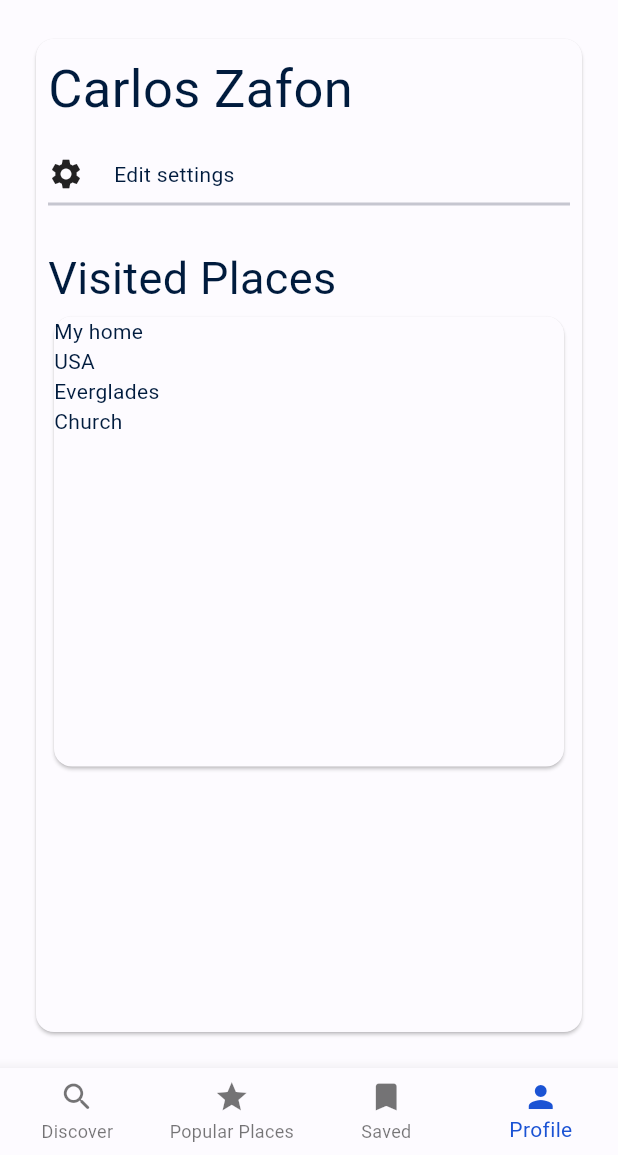
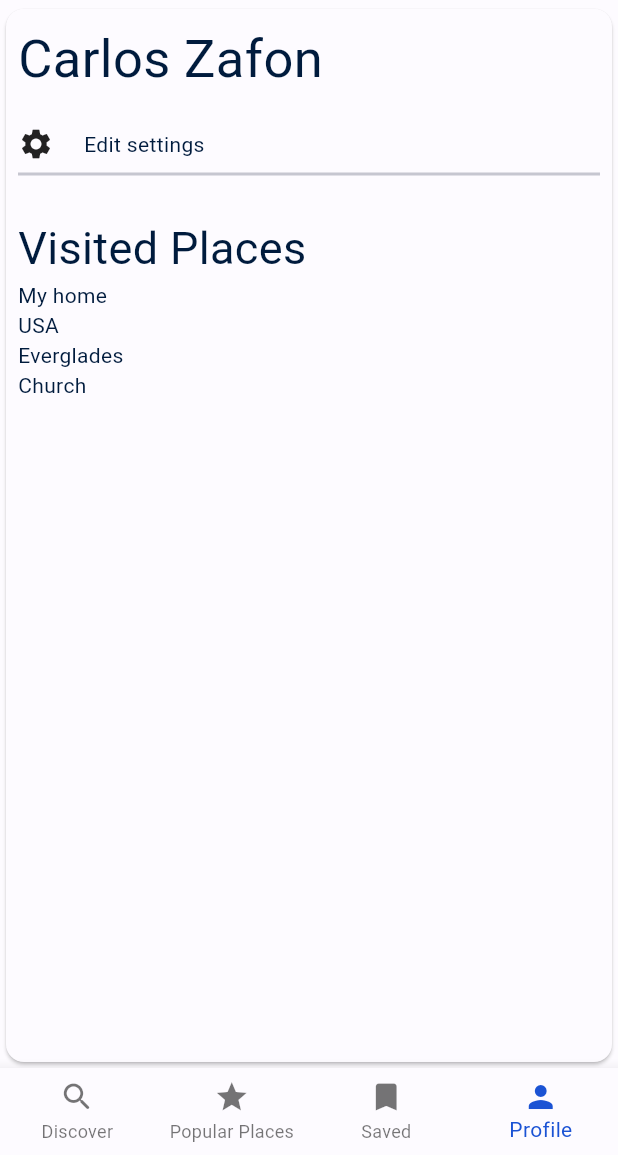
Before and after one commit to Stella-Polaris/stella-polaris-web-app, a Flutter app: the MainPage screen opened by its route, item 4 of the bottom bar chosen, after a tap on "Edit settings", on a phone screen of 412 x 824 dp, the part 81-1236 px from its top. Run offline on Flutter 3.47's test engine with Material 2 defaults, Android fonts, the phone set to English and light mode, and no system bars; our stand-ins replace form_validator.

Commit message:
fix user profile overflow and saved list works

```diff
--- a/lib/custom widgets/models/users/user.dart
+++ b/lib/custom widgets/models/users/user.dart
@@ -1,80 +1,15 @@
 import 'package:flutter/material.dart';
 
-class AppUser {
+class UserModel {
   String firstName;
   String lastName;
+  List<Widget>? visited; //TODO CHANGE WIDGET TO SPECIFIC PLACE OBJECT TYPE
   List<Widget>? saved;
-  List<Widget>? visited; //TODO CHANGE WIDGET TO SPECIFIC PLACE OBJECT TYPE
-  AppUser({required this.firstName, required this.lastName, this.visited});
+  UserModel(
+      {required this.firstName,
+      required this.lastName,
+      this.visited,
+      this.saved});
 
   String get fullName => "$firstName $lastName";
 }
-
-class UserItem extends StatefulWidget {
-  const UserItem({super.key, required this.userData});
-  final AppUser userData;
-
-  @override
-  State<UserItem> createState() => _UserItemState();
-}
-
-class _UserItemState extends State<UserItem> {
-
-  bool listStatus(){
-    bool status = false;
-    if(widget.userData.visited == null){
-      status = false;
-    }else{
-      status = widget.userData.visited!.isEmpty?false:true;
-    }
-    return status;
-
-  }
-
-  @override
-  Widget build(BuildContext context) {
-    return Card(
-      child: Padding(
-        padding: const EdgeInsets.all(8.0),
-        child: Column(
-          crossAxisAlignment: CrossAxisAlignment.start,
-          children: [
-            Padding(
-              padding: const EdgeInsets.fromLTRB(0, 0, 0, 20),
-              child: Text(
-                widget.userData.fullName,
-                style: TextStyle(fontSize: 35),
-              ),
-            ),
-
-            InkWell(
-              child: const Row(
-                children: [
-                  Icon(Icons.settings),
-                  SizedBox(
-                    width: 20,
-                  ),
-                  Text("Edit settings")
-                ],
-              ),
-              onTap: () {
-                print("click");
-              },
-            ),
-            Divider(thickness: 2,),
-            SizedBox(height: 20,),
-            Text("Visited Places", style: TextStyle(fontSize: 30),),
-            Card(
-              child: SizedBox(
-                  height: 300,
-                  child: ListView(
-                    children:  listStatus() ? widget.userData.visited!:
-                        [Text("No places visited yet")],
-                  )),
-            )
-          ],
-        ),
-      ),
-    );
-  }
-}
--- a/lib/pages/main_page.dart
+++ b/lib/pages/main_page.dart
@@ -15,7 +15,13 @@ class MainPage extends StatefulWidget {
 }
 
 class _MainPageState extends State<MainPage> {
-  List<Widget> visited = [Text("My home"), Text("USA"), Text("Everglades"), Text("Church")];
+  List<Widget> visited = [
+    Text("My home"),
+    Text("USA"),
+    Text("Everglades"),
+    Text("Church")
+  ];
+  List<Widget> saved = [Text("Florida"), Text("FIU")];
 
   NavigationRailLabelType labelType = NavigationRailLabelType.all;
   int _selectedIndex = 0;
@@ -27,11 +33,12 @@ class _MainPageState extends State<MainPage> {
 
   @override
   Widget build(BuildContext context) {
-    AppUser myUser = AppUser(firstName: 'Carlos', lastName: 'Zafon', visited: visited,);
+    UserModel myUser = UserModel(
+        firstName: 'Carlos', lastName: 'Zafon', visited: visited, saved: saved);
     List<Widget> pages = [
       const Discover(),
       const PopularPlaces(),
-       Saved( user: myUser,),
+      Saved(myUser: myUser),
       Profile(
         myUser: myUser,
       ),
--- a/lib/pages/profile.dart
+++ b/lib/pages/profile.dart
@@ -3,7 +3,7 @@ import 'package:stella_polaris/custom%20widgets/models/users/user.dart';
 
 class Profile extends StatefulWidget {
   const Profile({super.key, required this.myUser});
-  final AppUser myUser;
+  final UserModel myUser;
 
   @override
   State<Profile> createState() => _ProfileState();
@@ -18,10 +18,62 @@ class _ProfileState extends State<Profile> {
 
   @override
   Widget build(BuildContext context) {
-    return Padding(
-      padding: const EdgeInsets.all(20.0),
-      child: UserItem(
-        userData: AppUser(firstName: widget.myUser.firstName, lastName: widget.myUser.lastName, visited: widget.myUser.visited),
+    bool listStatus() {
+      bool status = false;
+      if (widget.myUser.visited == null) {
+        status = false;
+      } else {
+        status = widget.myUser.visited!.isEmpty ? false : true;
+      }
+      return status;
+    }
+    return  Card(
+      child: Padding(
+        padding: const EdgeInsets.all(8.0),
+        child: Column(
+          crossAxisAlignment: CrossAxisAlignment.start,
+          children: [
+            Padding(
+              padding: const EdgeInsets.fromLTRB(0, 0, 0, 20),
+              child: Text(
+                widget.myUser.fullName,
+                style: TextStyle(fontSize: 35),
+              ),
+            ),
+            InkWell(
+              child: const Row(
+                children: [
+                  Icon(Icons.settings),
+                  SizedBox(
+                    width: 20,
+                  ),
+                  Text("Edit settings")
+                ],
+              ),
+              onTap: () {
+                print("click");
+              },
+            ),
+            Divider(
+              thickness: 2,
+            ),
+            SizedBox(
+              height: 20,
+            ),
+            Text(
+              "Visited Places",
+              style: TextStyle(fontSize: 30),
+            ),
+            Flexible(
+
+                child: ListView(
+
+                  children: listStatus()
+                      ? widget.myUser.visited!
+                      : [Text("No places visited yet")],
+                ))
+          ],
+        ),
       ),
     );
   }
--- a/lib/pages/saved.dart
+++ b/lib/pages/saved.dart
@@ -2,10 +2,9 @@ import 'package:flutter/widgets.dart';
 import 'package:stella_polaris/custom%20widgets/models/users/user.dart';
 
 class Saved extends StatefulWidget {
-  const Saved({super.key, required this.user});
-  final AppUser user;
+  const Saved({super.key, required this.myUser});
+  final UserModel myUser;
 
-  get userData => null;
 
   @override
   State<Saved> createState() => _SavedState();
@@ -15,19 +14,18 @@ class _SavedState extends State<Saved> {
 
 
   List<Widget> listStatus(){
-    bool status = false;
 
-    if(widget.userData.visited == null){
-      status = false;
-      return [Text("No places saved yet")];
+    if(widget.myUser.visited == null){
+      return const [Text("No places saved yet")];
     }else{
-      return widget.userData.visited!.isEmpty?[Text("No places saved yet")]:widget.userData.visited;
+      return widget.myUser.visited!.isEmpty?[const Text("No places saved yet")]:widget.myUser.visited!;
 
     }
 
   }
   @override
   Widget build(BuildContext context) {
+    print(listStatus());
     return ListView(
       children: listStatus(),
     );
--- a/lib/pages/signUp/signup.dart
+++ b/lib/pages/signUp/signup.dart
@@ -51,8 +51,8 @@ class _SignUpState extends State<SignUp> {
       if (formState) {
         print("All fields are filled");
         // then get url and add it to player
-        AppUser user =
-            AppUser(firstName: firstNameController.text, lastName: lastNameController.text );
+        UserModel user =
+            UserModel(firstName: firstNameController.text, lastName: lastNameController.text );
 
       }
 
```
